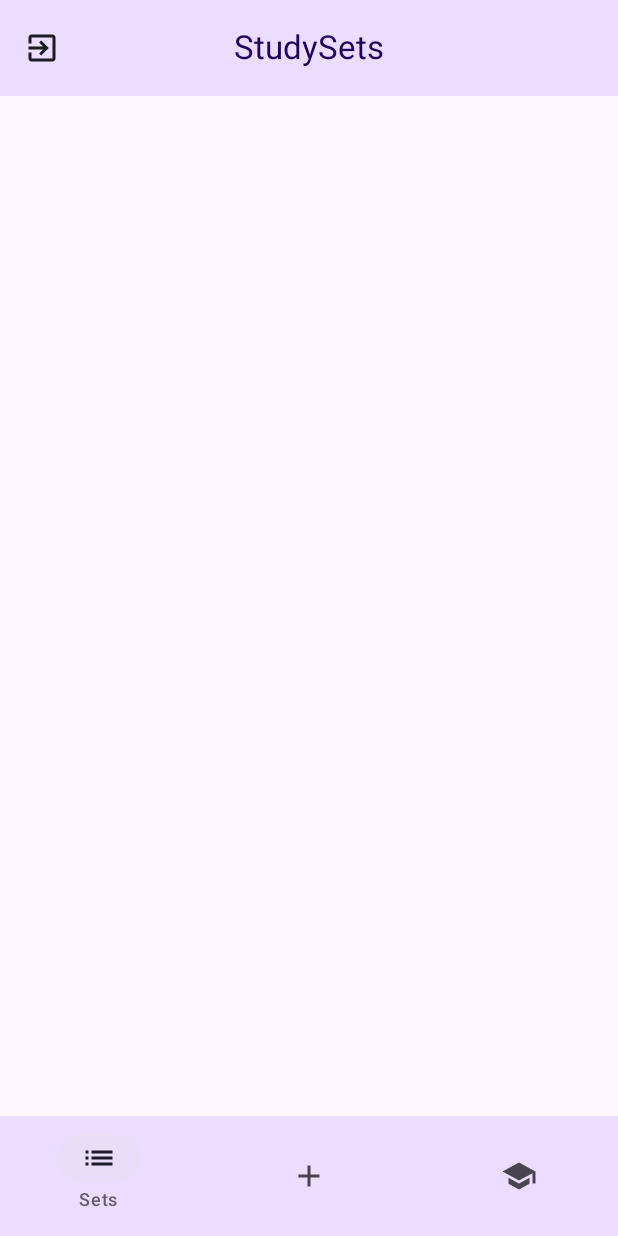
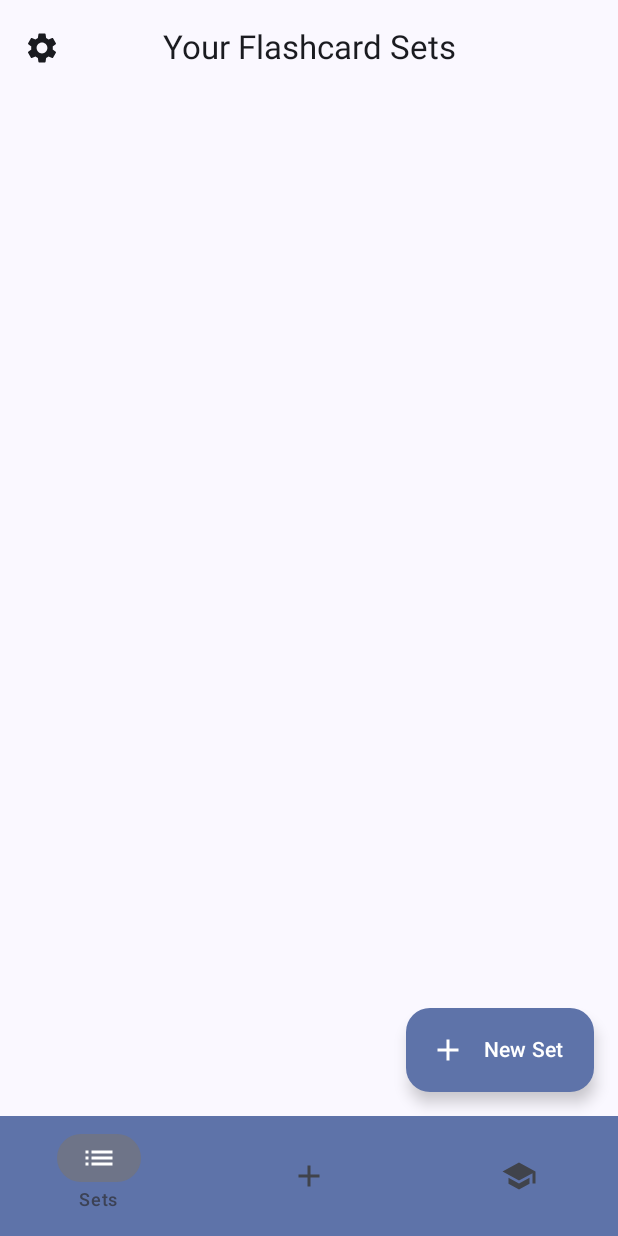
Before and after one commit to jamesjenkins516/FlashcardApp3, an Android app built with Jetpack Compose: the HomeScreen screen opened through its navigation route, on a phone screen of 412 x 824 dp. Run offline under Robolectric (Android 15) with nearby library versions, the phone set to English and light mode, and no system bars; our stand-ins replace Firebase (no records; nobody signed in at launch, a user with empty details on screens opened directly), Room's generated code.

Commit message:
settings works but crashing when deleted again

```diff
--- a/app/src/main/java/com/example/flashcardapp/MainActivity.kt
+++ b/app/src/main/java/com/example/flashcardapp/MainActivity.kt
@@ -8,26 +8,18 @@ import androidx.compose.material.icons.Icons
 import androidx.compose.material.icons.filled.Add
 import androidx.compose.material.icons.filled.List
 import androidx.compose.material.icons.filled.School
-import androidx.compose.material3.ExperimentalMaterial3Api
-import androidx.compose.material3.Icon
-import androidx.compose.material3.MaterialTheme
-import androidx.compose.material3.NavigationBar
-import androidx.compose.material3.NavigationBarItem
-import androidx.compose.material3.Scaffold
-import androidx.compose.material3.Text
-import androidx.compose.runtime.Composable
-import androidx.compose.runtime.getValue
+import androidx.compose.material3.*
+import androidx.compose.runtime.*
+import androidx.compose.runtime.saveable.rememberSaveable
 import androidx.compose.ui.Modifier
 import androidx.compose.ui.platform.LocalContext
 import androidx.navigation.NavGraph.Companion.findStartDestination
 import androidx.navigation.NavType
-import androidx.navigation.compose.NavHost
-import androidx.navigation.compose.composable
-import androidx.navigation.compose.currentBackStackEntryAsState
-import androidx.navigation.compose.rememberNavController
+import androidx.navigation.compose.*
 import androidx.navigation.navArgument
 import com.example.flashcardapp.data.FlashcardDatabaseInstance
 import com.example.flashcardapp.screens.*
+import com.example.flashcardapp.ui.theme.FlashcardAppTheme
 
 class MainActivity : ComponentActivity() {
     override fun onCreate(savedInstanceState: Bundle?) {
@@ -41,6 +33,10 @@ class MainActivity : ComponentActivity() {
 @OptIn(ExperimentalMaterial3Api::class)
 @Composable
 fun FlashcardApp() {
+    // ❶ Theme toggle state
+    var darkThemeEnabled by rememberSaveable { mutableStateOf(false) }
+
+    FlashcardAppTheme(darkTheme = darkThemeEnabled) {
         val navController = rememberNavController()
         val context       = LocalContext.current
         val flashcardDao  = FlashcardDatabaseInstance.flashcardDao(context)
@@ -48,7 +44,9 @@ fun FlashcardApp() {
         // Determine whether to show bottom bar
         val backStackEntry by navController.currentBackStackEntryAsState()
         val currentRoute    = backStackEntry?.destination?.route
-    val showBottomBar   = currentRoute != "login" && currentRoute != "signup"
+        val showBottomBar   = currentRoute != "login"
+                && currentRoute != "signup"
+                && currentRoute != Screen.Settings.route
 
         Scaffold(
             bottomBar = {
@@ -60,8 +58,8 @@ fun FlashcardApp() {
                         val tabs = listOf(Screen.Sets, Screen.CreateSet, Screen.Learn)
                         tabs.forEach { screen ->
                             NavigationBarItem(
-                            selected    = currentRoute == screen.route,
-                            onClick     = {
+                                selected       = currentRoute == screen.route,
+                                onClick        = {
                                     navController.navigate(screen.route) {
                                         popUpTo(navController.graph.findStartDestination().id) {
                                             saveState = true
@@ -70,7 +68,7 @@ fun FlashcardApp() {
                                         restoreState    = true
                                     }
                                 },
-                            icon = {
+                                icon           = {
                                     Icon(
                                         imageVector = when (screen) {
                                             Screen.Sets      -> Icons.Filled.List
@@ -81,7 +79,7 @@ fun FlashcardApp() {
                                         contentDescription = screen.label
                                     )
                                 },
-                            label = { Text(screen.label) },
+                                label          = { Text(screen.label) },
                                 alwaysShowLabel = false
                             )
                         }
@@ -90,17 +88,21 @@ fun FlashcardApp() {
             }
         ) { innerPadding ->
             NavHost(
-            navController   = navController,
+                navController    = navController,
                 startDestination = "login",
                 modifier         = Modifier.padding(innerPadding)
             ) {
                 // **Auth flow**
-            composable("login")  { LoginScreen(navController) }
+                composable("login")  { LoginScreen(navController)  }
                 composable("signup") { SignupScreen(navController) }
 
                 // **Main tabs**
                 composable(Screen.Sets.route) {
-                HomeScreen(navController, flashcardDao)
+                    HomeScreen(
+                        navController    = navController,
+                        flashcardDao     = flashcardDao,
+                        onSettingsClick  = { navController.navigate(Screen.Settings.route) }
+                    )
                 }
                 composable(Screen.CreateSet.route) {
                     CreateSetScreen(navController, flashcardDao)
@@ -111,8 +113,8 @@ fun FlashcardApp() {
 
                 // **Hidden/detail routes**
                 composable(
-                route = Screen.LearnQuiz.route,
-                arguments = listOf(navArgument("setName") {
+                    route      = Screen.LearnQuiz.route,
+                    arguments  = listOf(navArgument("setName") {
                         type = NavType.StringType
                     })
                 ) { backStack ->
@@ -120,23 +122,33 @@ fun FlashcardApp() {
                     LearnQuizScreen(navController, flashcardDao, setName)
                 }
                 composable(
-                route = Screen.SetDetail.route,
-                arguments = listOf(navArgument("setName") {
+                    route      = Screen.SetDetail.route,
+                    arguments  = listOf(navArgument("setName") {
                         type = NavType.StringType
                     })
                 ) { backStack ->
                     val setName = backStack.arguments?.getString("setName") ?: ""
                     SetDetailScreen(navController, flashcardDao, setName)
                 }
+
+                // ➕ Settings screen
+                composable(Screen.Settings.route) {
+                    SettingsScreen(
+                        navController      = navController,
+                        darkThemeEnabled   = darkThemeEnabled,
+                        onToggleDarkTheme  = { darkThemeEnabled = it }
+                    )
+                }
+            }
         }
     }
 }
 
-// Reuse your existing sealed class for routes:
 sealed class Screen(val route: String, val label: String) {
     object Sets      : Screen("sets",       "Sets")
     object CreateSet : Screen("create_set", "Create")
     object Learn     : Screen("learn",      "Learn")
     object LearnQuiz : Screen("learn/{setName}",   "Quiz")
     object SetDetail : Screen("setDetail/{setName}", "Detail")
+    object Settings  : Screen("settings",   "Settings")
 }
--- a/app/src/main/java/com/example/flashcardapp/screens/HomeScreen.kt
+++ b/app/src/main/java/com/example/flashcardapp/screens/HomeScreen.kt
@@ -5,26 +5,13 @@ import androidx.compose.foundation.layout.*
 import androidx.compose.foundation.lazy.LazyColumn
 import androidx.compose.foundation.lazy.items
 import androidx.compose.material.icons.Icons
-import androidx.compose.material.icons.filled.ChevronRight
-import androidx.compose.material.icons.filled.ExitToApp
-import androidx.compose.material3.Card
-import androidx.compose.material3.CardDefaults
-import androidx.compose.material3.CenterAlignedTopAppBar
-import androidx.compose.material3.ExperimentalMaterial3Api
-import androidx.compose.material3.Icon
-import androidx.compose.material3.IconButton
-import androidx.compose.material3.MaterialTheme
-import androidx.compose.material3.Scaffold
-import androidx.compose.material3.Text
-import androidx.compose.material3.TopAppBarDefaults
-import androidx.compose.runtime.Composable
-import androidx.compose.runtime.collectAsState
-import androidx.compose.runtime.getValue
-import androidx.compose.ui.Alignment
+import androidx.compose.material.icons.filled.Add
+import androidx.compose.material.icons.filled.Settings
+import androidx.compose.material3.*
+import androidx.compose.runtime.*
 import androidx.compose.ui.Modifier
 import androidx.compose.ui.unit.dp
 import androidx.navigation.NavController
-import com.example.flashcardapp.auth.AuthService
 import com.example.flashcardapp.data.FlashcardDao
 import com.google.firebase.auth.FirebaseAuth
 
@@ -32,77 +19,71 @@ import com.google.firebase.auth.FirebaseAuth
 @Composable
 fun HomeScreen(
     navController: NavController,
-    flashcardDao: FlashcardDao
+    flashcardDao: FlashcardDao,
+    onSettingsClick: () -> Unit
 ) {
-    // 1) Ensure we have a logged-in user
+    // 1️⃣ Get current user ID (or bail out)
     val userId = FirebaseAuth.getInstance().currentUser?.uid
         ?: return
 
-    // 2) Observe only this user’s set names
-    val setNames by flashcardDao
+    // 2️⃣ Load the list of set names from the DAO
+    val sets by flashcardDao
         .getAllSetNames(userId)
         .collectAsState(initial = emptyList())
 
     Scaffold(
         topBar = {
             CenterAlignedTopAppBar(
-                // <-- Sign-out button on the top left
                 navigationIcon = {
-                    IconButton(onClick = {
-                        AuthService.logout()
-                        navController.navigate("login") {
-                            // Clear entire back stack
-                            popUpTo(navController.graph.startDestinationId) {
-                                inclusive = true
-                            }
-                        }
-                    }) {
+                    // ⚙️ Settings button
+                    IconButton(onClick = onSettingsClick) {
                         Icon(
-                            imageVector = Icons.Default.ExitToApp,
-                            contentDescription = "Sign Out"
+                            imageVector = Icons.Default.Settings,
+                            contentDescription = "Open Settings"
                         )
                     }
                 },
-                title = { Text("StudySets") },
-                colors = TopAppBarDefaults.centerAlignedTopAppBarColors(
-                    containerColor    = MaterialTheme.colorScheme.primaryContainer,
-                    titleContentColor = MaterialTheme.colorScheme.onPrimaryContainer
-                )
+                title = {
+                    Text(text = "Your Flashcard Sets")
+                }
             )
         },
-        containerColor = MaterialTheme.colorScheme.background
+        floatingActionButton = {
+            ExtendedFloatingActionButton(
+                onClick = { navController.navigate("create") },
+                icon = {
+                    Icon(Icons.Default.Add, contentDescription = "New Set")
+                },
+                text = {
+                    Text(text = "New Set")
+                }
+            )
+        }
     ) { innerPadding ->
         LazyColumn(
-            contentPadding      = innerPadding,
-            verticalArrangement = Arrangement.spacedBy(16.dp),
-            modifier            = Modifier
+            contentPadding = innerPadding,
+            verticalArrangement = Arrangement.spacedBy(12.dp),
+            modifier = Modifier
                 .fillMaxSize()
                 .padding(horizontal = 16.dp)
         ) {
-            // Top spacing
-            item { Spacer(Modifier.height(16.dp)) }
-
-            // List each set
-            items(setNames) { setName ->
+            items(sets) { setName ->
                 Card(
-                    modifier  = Modifier
+                    modifier = Modifier
                         .fillMaxWidth()
-                        .clickable { navController.navigate("setDetail/$setName") },
-                    elevation = CardDefaults.cardElevation(defaultElevation = 4.dp),
-                    shape     = MaterialTheme.shapes.medium
+                        .clickable {
+                            navController.navigate("setDetail/$setName")
+                        },
+                    elevation = CardDefaults.cardElevation(defaultElevation = 4.dp)
                 ) {
-                    Row(
-                        modifier          = Modifier.padding(16.dp),
-                        verticalAlignment = Alignment.CenterVertically
+                    Box(
+                        modifier = Modifier
+                            .fillMaxWidth()
+                            .padding(16.dp)
                     ) {
                         Text(
-                            text     = setName,
-                            style    = MaterialTheme.typography.titleMedium,
-                            modifier = Modifier.weight(1f)
-                        )
-                        Icon(
-                            imageVector   = Icons.Default.ChevronRight,
-                            contentDescription = "Go to $setName"
+                            text = setName,
+                            style = MaterialTheme.typography.bodyLarge
                         )
                     }
                 }
```
Also changed, not shown: app/src/main/java/com/example/flashcardapp/navigation/Navigation.kt (+29 -12 lines). Lines whose indentation alone changed are shown as unchanged.
